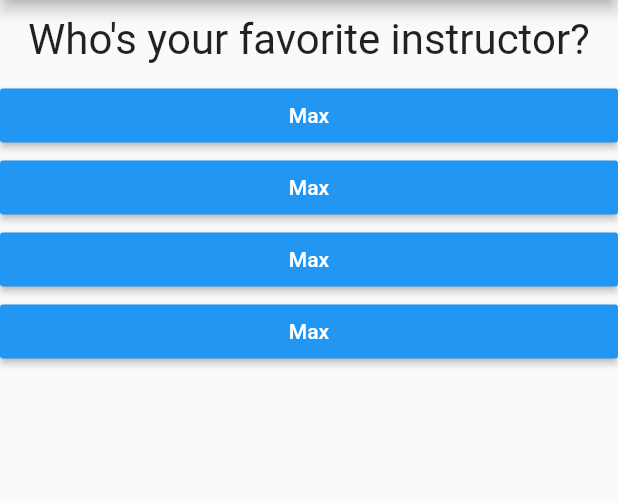
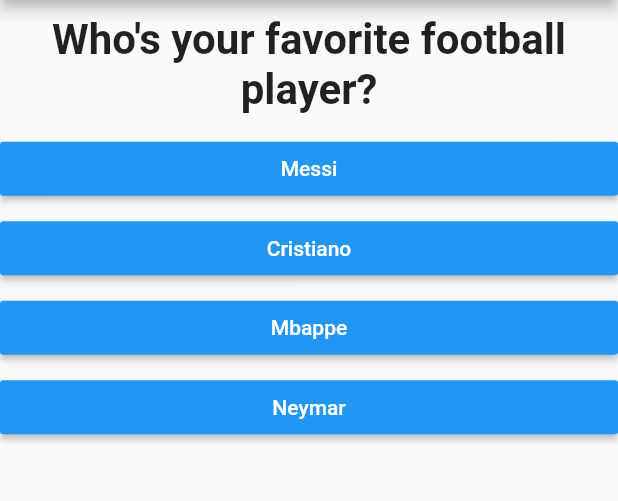
Before and after one commit to Novvan/Flutter_Course, a Flutter app: the screen it shows after launch, after a tap on "Black", after a tap on "Snake", on a phone screen of 412 x 824 dp, the part 84-585 px from its top. Run offline on Flutter 3.47's test engine with Material 2 defaults, Android fonts, the phone set to English and light mode, and no system bars.

Commit message:
few changes

```diff
--- a/quiz_app/lib/answers.dart
+++ b/quiz_app/lib/answers.dart
@@ -10,6 +10,7 @@ class Answer extends StatelessWidget {
   Widget build(BuildContext context) {
     return Container(
       width: double.infinity,
+      margin: EdgeInsets.symmetric(vertical: 2.5),
       child: RaisedButton(
         color: Colors.blue,
         textColor: Colors.white,
--- a/quiz_app/lib/main.dart
+++ b/quiz_app/lib/main.dart
@@ -23,8 +23,8 @@ class _MyQuizState extends State<MyQuiz> {
       'answers': ['Rabbit', 'Snake', 'Elephant', 'Lion'],
     },
     {
-      'questionText': 'Who\'s your favorite instructor?',
-      'answers': ['Max', 'Max', 'Max', 'Max'],
+      'questionText': 'Who\'s your favorite football player?',
+      'answers': ['Messi', 'Cristiano', 'Mbappe', 'Neymar'],
     },
   ];
   var _questionIndex = 0;
@@ -44,6 +44,7 @@ class _MyQuizState extends State<MyQuiz> {
   @override
   Widget build(BuildContext context) {
     return MaterialApp(
+      debugShowCheckedModeBanner: false,
       home: Scaffold(
         appBar: AppBar(
           title: Text('My First App'),
--- a/quiz_app/lib/question.dart
+++ b/quiz_app/lib/question.dart
@@ -12,7 +12,10 @@ class Question extends StatelessWidget {
       margin: EdgeInsets.all(10),
       child: Text(
         questionText,
-        style: TextStyle(fontSize: 28),
+        style: TextStyle(
+          fontSize: 28,
+          fontWeight: FontWeight.bold,
+        ),
         textAlign: TextAlign.center,
       ),
     );
```
